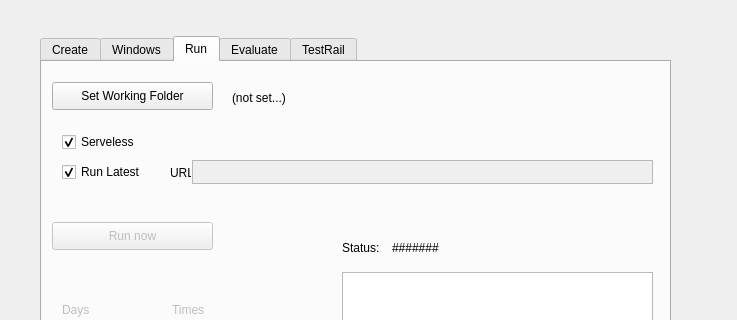
The window that tools/auto-tester/src/ui/AutoTester.ui (vircadia/vircadia-native-core) describes before a commit, drawn with Qt 5; both pictures show x 0 to 737 and y 140 to 460 of the 737 by 864 pixel window.
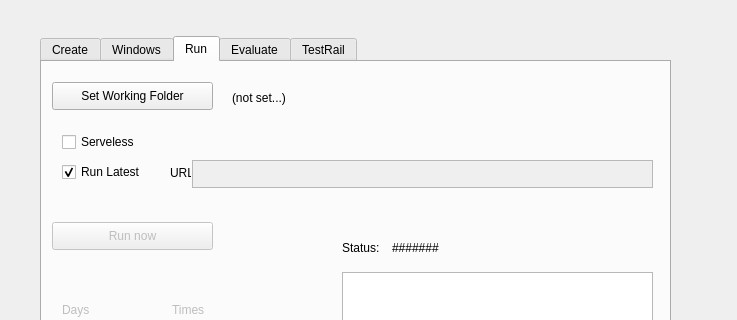
The same window after the commit.

Commit message: Corrected pulling PR number from the executable name.

What changed in the file:
```diff
--- a/tools/auto-tester/src/ui/AutoTester.ui
+++ b/tools/auto-tester/src/ui/AutoTester.ui
@@ -498,7 +498,7 @@
        <string>Serveless</string>
       </property>
       <property name="checked">
-       <bool>true</bool>
+       <bool>false</bool>
       </property>
      </widget>
      <widget class="QCheckBox" name="checkBoxRunLatest">
@@ -529,7 +529,7 @@
         <x>150</x>
         <y>98</y>
         <width>461</width>
-        <height>24</height>
+        <height>28</height>
        </rect>
       </property>
      </widget>
```
The commit also changes 2 other files.
